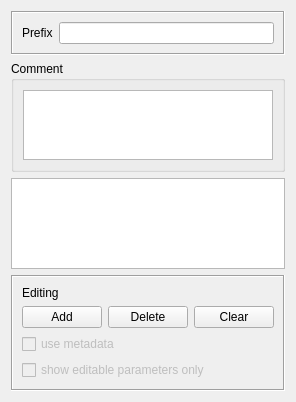
Qt form src/ObjectInspector.ui (flowexpert/charon) before a commit.
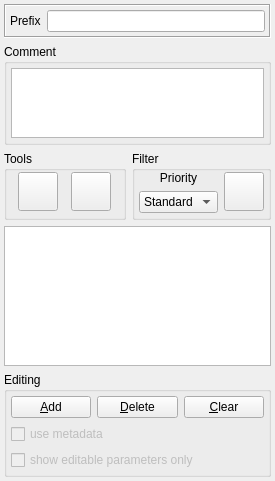
The same form after that commit. Icons and pictures are not drawn.

Diff of the .ui file:
```diff
--- a/src/ObjectInspector.ui
+++ b/src/ObjectInspector.ui
@@ -7,13 +7,16 @@
     <x>0</x>
     <y>0</y>
     <width>275</width>
-    <height>402</height>
+    <height>481</height>
    </rect>
   </property>
   <property name="windowTitle">
    <string>Frame</string>
   </property>
   <layout class="QVBoxLayout" name="verticalLayout">
+   <property name="margin">
+    <number>4</number>
+   </property>
    <item>
     <widget class="QFrame" name="prefixFrame">
      <property name="sizePolicy">
@@ -29,6 +32,9 @@
       <enum>QFrame::Sunken</enum>
      </property>
      <layout class="QHBoxLayout" name="horizontalLayout_2">
+      <property name="margin">
+       <number>4</number>
+      </property>
       <item>
        <widget class="QLabel" name="prefixLabel">
         <property name="text">
@@ -57,12 +63,160 @@
       <string>Comment</string>
      </property>
      <layout class="QHBoxLayout" name="horizontalLayout">
+      <property name="margin">
+       <number>4</number>
+      </property>
       <item>
        <widget class="QTextEdit" name="comment"/>
       </item>
      </layout>
     </widget>
    </item>
+   <item>
+    <layout class="QHBoxLayout" name="toolAndFilterLayout">
+     <item>
+      <widget class="QGroupBox" name="toolBox">
+       <property name="title">
+        <string>Tools</string>
+       </property>
+       <layout class="QHBoxLayout" name="horizontalLayout_6">
+        <property name="leftMargin">
+         <number>4</number>
+        </property>
+        <property name="topMargin">
+         <number>0</number>
+        </property>
+        <property name="rightMargin">
+         <number>4</number>
+        </property>
+        <property name="bottomMargin">
+         <number>4</number>
+        </property>
+        <item>
+         <widget class="QToolButton" name="resetParamButton">
+          <property name="icon">
+           <iconset resource="../resources.qrc">
+            <normaloff>:/icons/revert.png</normaloff>:/icons/revert.png</iconset>
+          </property>
+          <property name="iconSize">
+           <size>
+            <width>32</width>
+            <height>32</height>
+           </size>
+          </property>
+         </widget>
+        </item>
+        <item>
+         <widget class="QToolButton" name="setPriorityButton">
+          <property name="icon">
+           <iconset resource="../resources.qrc">
+            <normaloff>:/icons/prioritySignalLights.png</normaloff>:/icons/prioritySignalLights.png</iconset>
+          </property>
+          <property name="iconSize">
+           <size>
+            <width>32</width>
+            <height>32</height>
+           </size>
+          </property>
+         </widget>
+        </item>
+       </layout>
+      </widget>
+     </item>
+     <item>
+      <widget class="QGroupBox" name="filterGroupBox">
+       <property name="title">
+        <string>Filter</string>
+       </property>
+       <layout class="QHBoxLayout" name="horizontalLayout_5">
+        <property name="leftMargin">
+         <number>4</number>
+        </property>
+        <property name="topMargin">
+         <number>0</number>
+        </property>
+        <property name="rightMargin">
+         <number>4</number>
+        </property>
+        <property name="bottomMargin">
+         <number>4</number>
+        </property>
+        <item>
+         <layout class="QVBoxLayout" name="priorityFilterBox">
+          <item>
+           <widget class="QLabel" name="priorityFilterLabel">
+            <property name="text">
+             <string>Priority</string>
+            </property>
+            <property name="alignment">
+             <set>Qt::AlignCenter</set>
+            </property>
+            <property name="buddy">
+             <cstring>filterBox</cstring>
+            </property>
+           </widget>
+          </item>
+          <item>
+           <widget class="QComboBox" name="filterBox">
+            <item>
+             <property name="text">
+              <string>Standard</string>
+             </property>
+             <property name="icon">
+              <iconset resource="../resources.qrc">
+               <normaloff>:/icons/priorityGrey.png</normaloff>:/icons/priorityGrey.png</iconset>
+             </property>
+            </item>
+            <item>
+             <property name="text">
+              <string>Low</string>
+             </property>
+             <property name="icon">
+              <iconset resource="../resources.qrc">
+               <normaloff>:/icons/priorityGreen.png</normaloff>:/icons/priorityGreen.png</iconset>
+             </property>
+            </item>
+            <item>
+             <property name="text">
+              <string>Medium</string>
+             </property>
+             <property name="icon">
+              <iconset resource="../resources.qrc">
+               <normaloff>:/icons/priorityYellow.png</normaloff>:/icons/priorityYellow.png</iconset>
+             </property>
+            </item>
+            <item>
+             <property name="text">
+              <string>High</string>
+             </property>
+             <property name="icon">
+              <iconset resource="../resources.qrc">
+               <normaloff>:/icons/priorityRed.png</normaloff>:/icons/priorityRed.png</iconset>
+             </property>
+            </item>
+           </widget>
+          </item>
+         </layout>
+        </item>
+        <item>
+         <widget class="QToolButton" name="resetFilterButton">
+          <property name="icon">
+           <iconset resource="../resources.qrc">
+            <normaloff>:/icons/delete.png</normaloff>:/icons/delete.png</iconset>
+          </property>
+          <property name="iconSize">
+           <size>
+            <width>32</width>
+            <height>32</height>
+           </size>
+          </property>
+         </widget>
+        </item>
+       </layout>
+      </widget>
+     </item>
+    </layout>
+   </item>
    <item>
     <widget class="QTableView" name="view">
      <property name="sizePolicy">
@@ -92,48 +246,21 @@
     </widget>
    </item>
    <item>
-    <widget class="QFrame" name="buttonFrame">
+    <widget class="QGroupBox" name="buttonGroupBox">
      <property name="sizePolicy">
       <sizepolicy hsizetype="Expanding" vsizetype="Preferred">
        <horstretch>0</horstretch>
        <verstretch>1</verstretch>
       </sizepolicy>
      </property>
-     <property name="frameShape">
-      <enum>QFrame::Box</enum>
-     </property>
-     <property name="frameShadow">
-      <enum>QFrame::Sunken</enum>
+     <property name="title">
+      <string>Editing</string>
      </property>
      <layout class="QGridLayout" name="gridLayout">
+      <property name="margin">
+       <number>4</number>
+      </property>
       <item row="0" column="0">
-       <widget class="QLabel" name="editingLabel">
-        <property name="text">
-         <string>Editing</string>
-        </property>
-       </widget>
-      </item>
-      <item row="3" column="0">
-       <widget class="QCheckBox" name="useMetadata">
-        <property name="enabled">
-         <bool>false</bool>
-        </property>
-        <property name="text">
-         <string>use metadata</string>
-        </property>
-       </widget>
-      </item>
-      <item row="4" column="0">
-       <widget class="QCheckBox" name="onlyParams">
-        <property name="enabled">
-         <bool>false</bool>
-        </property>
-        <property name="text">
-         <string>show editable parameters only</string>
-        </property>
-       </widget>
-      </item>
-      <item row="1" column="0">
        <widget class="QWidget" name="widget" native="true">
         <layout class="QHBoxLayout" name="horizontalLayout_3">
          <property name="margin">
@@ -142,27 +269,47 @@
          <item>
           <widget class="QPushButton" name="addButton">
            <property name="text">
-            <string>Add</string>
+            <string>&amp;Add</string>
            </property>
           </widget>
          </item>
          <item>
           <widget class="QPushButton" name="deleteButton">
            <property name="text">
-            <string>Delete</string>
+            <string>&amp;Delete</string>
            </property>
           </widget>
          </item>
          <item>
           <widget class="QPushButton" name="clearButton">
            <property name="text">
-            <string>Clear</string>
+            <string>&amp;Clear</string>
            </property>
           </widget>
          </item>
         </layout>
        </widget>
       </item>
+      <item row="2" column="0">
+       <widget class="QCheckBox" name="useMetadata">
+        <property name="enabled">
+         <bool>false</bool>
+        </property>
+        <property name="text">
+         <string>use metadata</string>
+        </property>
+       </widget>
+      </item>
+      <item row="3" column="0">
+       <widget class="QCheckBox" name="onlyParams">
+        <property name="enabled">
+         <bool>false</bool>
+        </property>
+        <property name="text">
+         <string>show editable parameters only</string>
+        </property>
+       </widget>
+      </item>
      </layout>
     </widget>
    </item>
```
Left out of the diff: 29 changed lines with no effect on the pictures.
